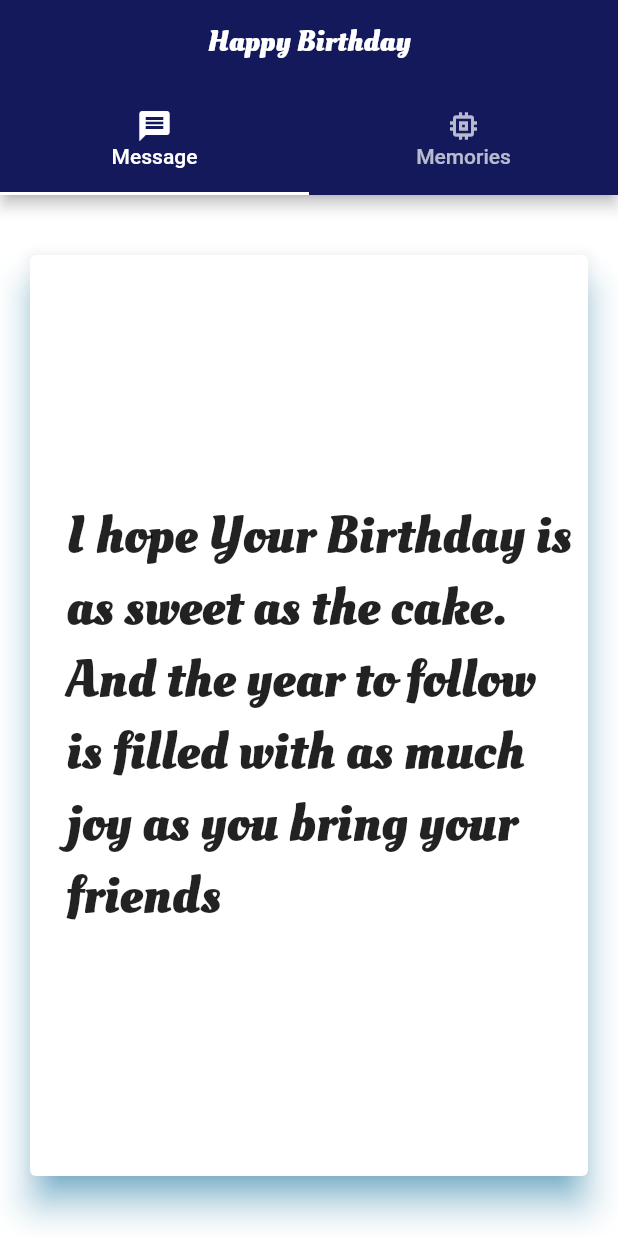
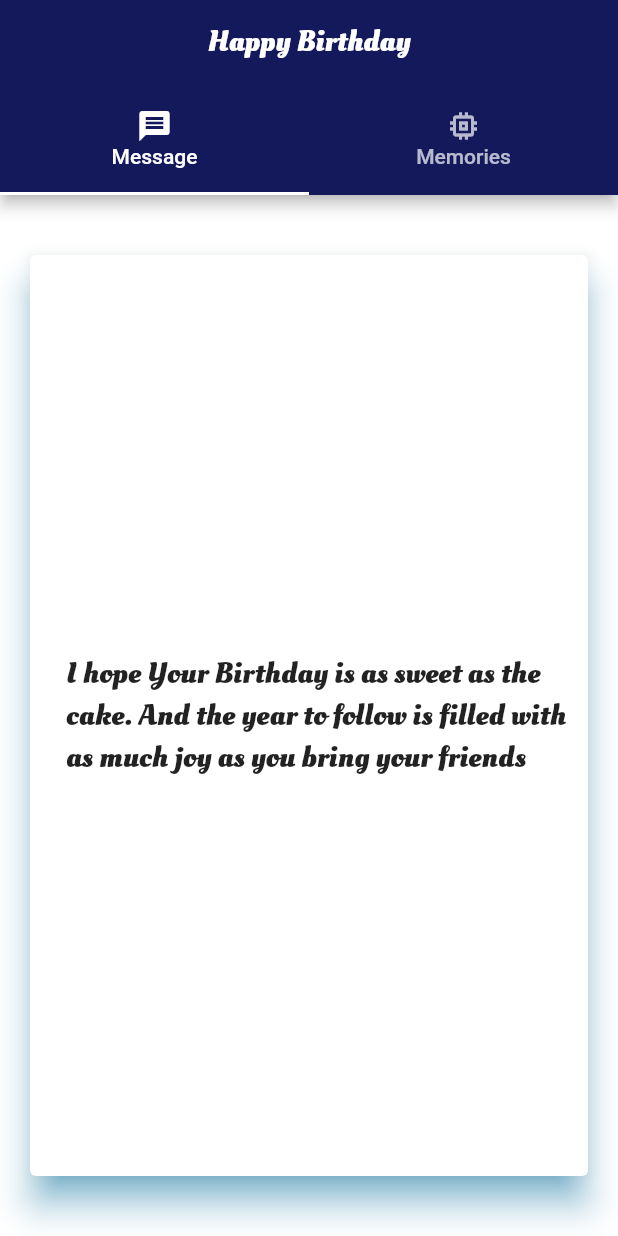
Before and after one commit to islamzareer/BirthdayCard, a Flutter app: the screen it shows after launch, after a tap on the "play circle filled" icon, on a phone screen of 412 x 824 dp. Run offline on Flutter 3.47's test engine with Material 2 defaults, Android fonts, the light colour scheme and no system bars; our stand-ins replace audioplayers, confetti, flutter_custom_clippers.

Commit message:
A little bit small needed changes :)

```diff
--- a/lib/poem.dart
+++ b/lib/poem.dart
@@ -56,7 +56,7 @@ class Poem extends StatelessWidget {
                           child: Text(
                             "I hope Your Birthday is as sweet as the cake. And the year to follow is filled with as much joy as you bring your friends",
                             style: TextStyle(
-                                fontSize: 35,
+                                fontSize: 20,
                                 fontWeight: FontWeight.bold,
                                 fontFamily: 'OleoScript'),
                           ),
@@ -76,7 +76,7 @@ class Poem extends StatelessWidget {
                     children: [
                       ...list.map((path) {
                         return Image(
-                          image: AssetImage(path),
+                          image: AssetImage("assets/$path"),
                           fit: BoxFit.fitWidth,
                         );
                       }),
```
